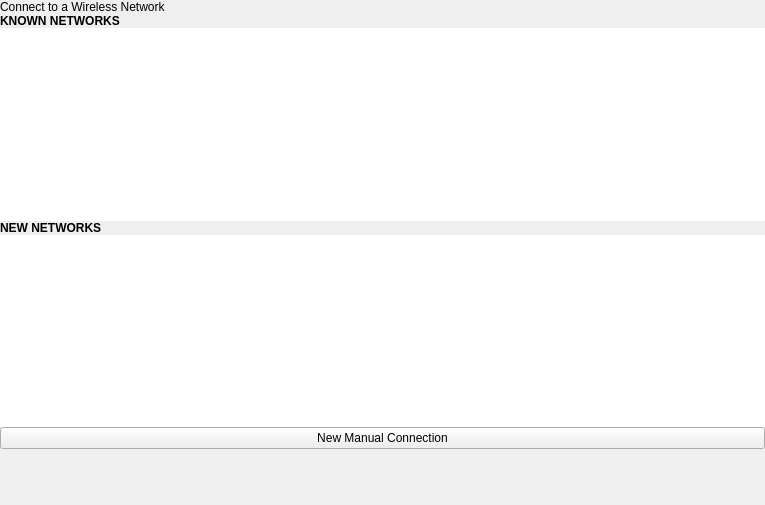
Above: plugins/NetworkPlugin/statusCenter/popovers/wirelessnetworkselectionpopover.ui from theCheeseboard/thedesk before the change. Below: the same form after it.
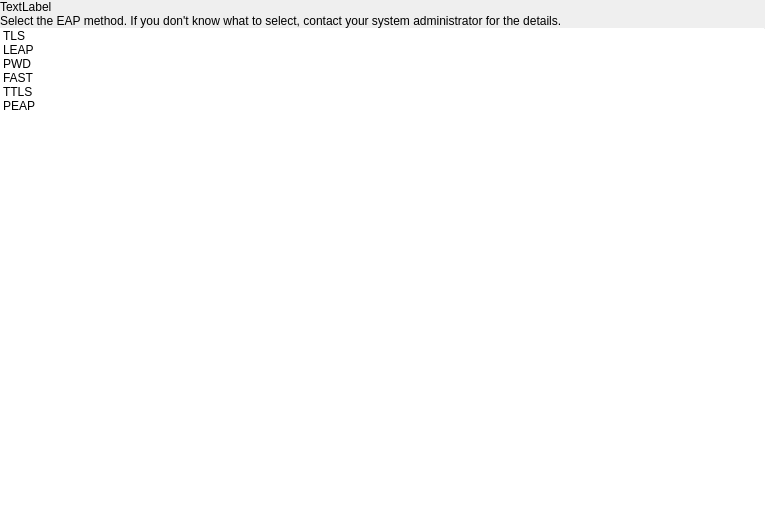
That is the form after the change. The open tabs and pages were chosen to show the change. Icons and pictures are not drawn. Custom widgets are drawn as their Qt base class.

```diff
--- a/plugins/NetworkPlugin/statusCenter/popovers/wirelessnetworkselectionpopover.ui
+++ b/plugins/NetworkPlugin/statusCenter/popovers/wirelessnetworkselectionpopover.ui
@@ -414,17 +414,100 @@
        </item>
       </layout>
      </widget>
+     <widget class="QWidget" name="eapMethodPage">
+      <layout class="QVBoxLayout" name="verticalLayout_7">
+       <property name="spacing">
+        <number>0</number>
+       </property>
+       <property name="leftMargin">
+        <number>0</number>
+       </property>
+       <property name="topMargin">
+        <number>0</number>
+       </property>
+       <property name="rightMargin">
+        <number>0</number>
+       </property>
+       <property name="bottomMargin">
+        <number>0</number>
+       </property>
+       <item>
+        <widget class="tTitleLabel" name="eapMethodTitleLabel">
+         <property name="text">
+          <string>TextLabel</string>
+         </property>
+        </widget>
+       </item>
+       <item>
+        <widget class="QLabel" name="label_5">
+         <property name="text">
+          <string>Select the EAP method. If you don't know what to select, contact your system administrator for the details.</string>
+         </property>
+         <property name="wordWrap">
+          <bool>true</bool>
+         </property>
+         <property name="margin">
+          <number>9</number>
+         </property>
+        </widget>
+       </item>
+       <item>
+        <widget class="Line" name="line_2">
+         <property name="maximumSize">
+          <size>
+           <width>16777215</width>
+           <height>1</height>
+          </size>
+         </property>
+         <property name="orientation">
+          <enum>Qt::Horizontal</enum>
+         </property>
+        </widget>
+       </item>
+       <item>
+        <widget class="QListWidget" name="eapMethodList">
+         <property name="frameShape">
+          <enum>QFrame::NoFrame</enum>
+         </property>
+         <item>
+          <property name="text">
+           <string>TLS</string>
+          </property>
+         </item>
+         <item>
+          <property name="text">
+           <string>LEAP</string>
+          </property>
+         </item>
+         <item>
+          <property name="text">
+           <string>PWD</string>
+          </property>
+         </item>
+         <item>
+          <property name="text">
+           <string>FAST</string>
+          </property>
+         </item>
+         <item>
+          <property name="text">
+           <string>TTLS</string>
+          </property>
+         </item>
+         <item>
+          <property name="text">
+           <string>PEAP</string>
+          </property>
+         </item>
+        </widget>
+       </item>
+      </layout>
+     </widget>
     </widget>
    </item>
   </layout>
  </widget>
  <customwidgets>
-  <customwidget>
-   <class>tStackedWidget</class>
-   <extends>QStackedWidget</extends>
-   <header location="global">tstackedwidget.h</header>
-   <container>1</container>
-  </customwidget>
   <customwidget>
    <class>tTitleLabel</class>
    <extends>QLabel</extends>
@@ -433,6 +516,12 @@
     <signal>backButtonClicked()</signal>
    </slots>
   </customwidget>
+  <customwidget>
+   <class>tStackedWidget</class>
+   <extends>QStackedWidget</extends>
+   <header location="global">tstackedwidget.h</header>
+   <container>1</container>
+  </customwidget>
  </customwidgets>
  <resources/>
  <connections/>
```
Left out of the diff: 53 changed lines with no effect on the pictures. Lines whose indentation alone changed are shown as unchanged.
